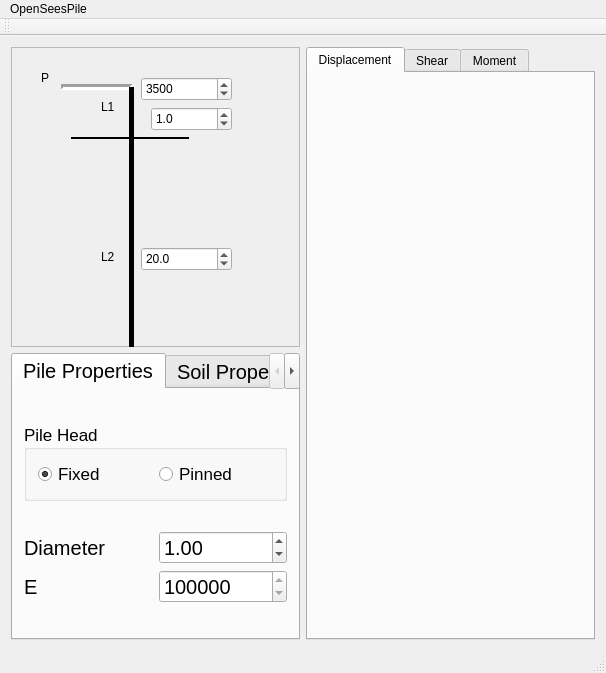
The window that mainwindow.ui (NHERI-SimCenter/PileGroupTool) describes before a commit, drawn with Qt 5.
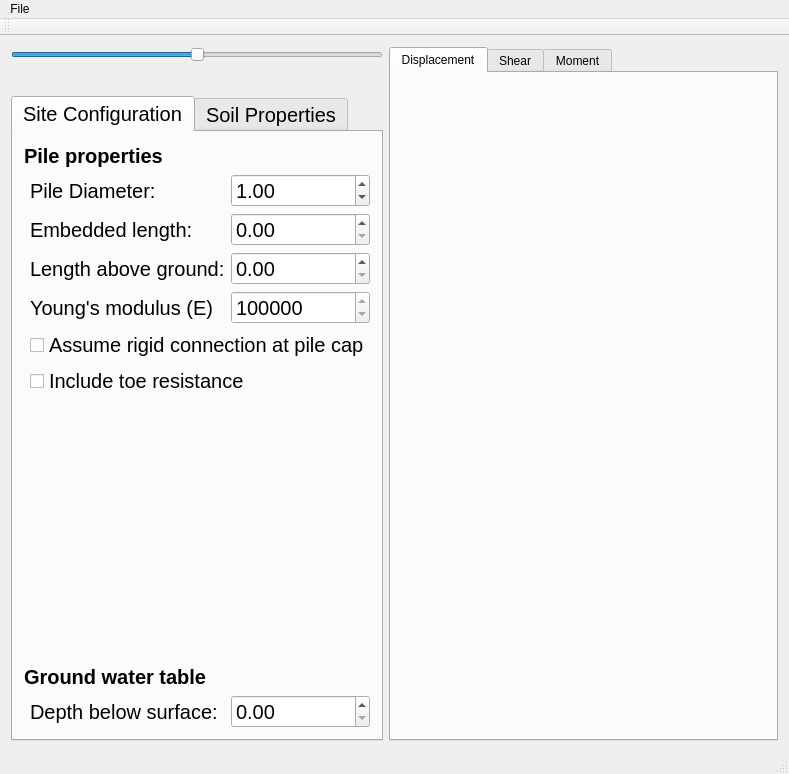
The same window after the commit. The open tabs and pages were chosen to show the change. Icons and pictures are not drawn. Custom widgets are drawn as their Qt base class.

Commit message: added figure, displacement slider, and configuration editor

What changed in the file:
```diff
--- a/mainwindow.ui
+++ b/mainwindow.ui
@@ -6,8 +6,8 @@
    <rect>
     <x>0</x>
     <y>0</y>
-    <width>606</width>
-    <height>637</height>
+    <width>789</width>
+    <height>774</height>
    </rect>
   </property>
   <property name="windowTitle">
@@ -17,173 +17,51 @@
    <layout class="QHBoxLayout" name="horizontalLayout_2">
     <item>
      <layout class="QVBoxLayout" name="verticalLayout_2">
+      <property name="spacing">
+       <number>10</number>
+      </property>
       <property name="sizeConstraint">
        <enum>QLayout::SetMinimumSize</enum>
       </property>
       <item>
-       <widget class="QFrame" name="frame">
-        <property name="minimumSize">
+       <widget class="QSlider" name="displacementSlider">
+        <property name="minimum">
+         <number>-10</number>
+        </property>
+        <property name="maximum">
+         <number>10</number>
+        </property>
+        <property name="orientation">
+         <enum>Qt::Horizontal</enum>
+        </property>
+       </widget>
+      </item>
+      <item>
+       <widget class="QLabel" name="schematic">
+        <property name="sizePolicy">
+         <sizepolicy hsizetype="Preferred" vsizetype="Preferred">
+          <horstretch>1</horstretch>
+          <verstretch>0</verstretch>
+         </sizepolicy>
+        </property>
+        <property name="maximumSize">
          <size>
-          <width>260</width>
-          <height>300</height>
+          <width>16777215</width>
+          <height>16777215</height>
          </size>
         </property>
-        <property name="frameShape">
-         <enum>QFrame::StyledPanel</enum>
+        <property name="text">
+         <string/>
         </property>
-        <property name="frameShadow">
-         <enum>QFrame::Raised</enum>
+        <property name="pixmap">
+         <pixmap resource="qtpileresources.qrc">:/images/PileSchematic@0,5x.png</pixmap>
         </property>
-        <widget class="QDoubleSpinBox" name="pValue">
-         <property name="geometry">
-          <rect>
-           <x>130</x>
-           <y>30</y>
-           <width>91</width>
-           <height>24</height>
-          </rect>
-         </property>
-         <property name="decimals">
-          <number>0</number>
-         </property>
-         <property name="maximum">
-          <double>10001.000000000000000</double>
-         </property>
-         <property name="value">
-          <double>3500.000000000000000</double>
-         </property>
-        </widget>
-        <widget class="QLabel" name="l1Label">
-         <property name="geometry">
-          <rect>
-           <x>90</x>
-           <y>50</y>
-           <width>21</width>
-           <height>19</height>
-          </rect>
-         </property>
-         <property name="text">
-          <string>L1</string>
-         </property>
-        </widget>
-        <widget class="Line" name="line_3">
-         <property name="geometry">
-          <rect>
-           <x>50</x>
-           <y>20</y>
-           <width>71</width>
-           <height>41</height>
-          </rect>
-         </property>
-         <property name="lineWidth">
-          <number>3</number>
-         </property>
-         <property name="orientation">
-          <enum>Qt::Horizontal</enum>
-         </property>
-        </widget>
-        <widget class="QDoubleSpinBox" name="l2Value">
-         <property name="geometry">
-          <rect>
-           <x>130</x>
-           <y>200</y>
-           <width>91</width>
-           <height>24</height>
-          </rect>
-         </property>
-         <property name="decimals">
-          <number>1</number>
-         </property>
-         <property name="minimum">
-          <double>1.000000000000000</double>
-         </property>
-         <property name="maximum">
-          <double>201.000000000000000</double>
-         </property>
-         <property name="value">
-          <double>20.000000000000000</double>
-         </property>
-        </widget>
-        <widget class="QDoubleSpinBox" name="l1Value">
-         <property name="geometry">
-          <rect>
-           <x>140</x>
-           <y>60</y>
-           <width>81</width>
-           <height>24</height>
-          </rect>
-         </property>
-         <property name="decimals">
-          <number>1</number>
-         </property>
-         <property name="value">
-          <double>1.000000000000000</double>
-         </property>
-        </widget>
-        <widget class="QLabel" name="l2Label">
-         <property name="geometry">
-          <rect>
-           <x>90</x>
-           <y>200</y>
-           <width>21</width>
-           <height>19</height>
-          </rect>
-         </property>
-         <property name="text">
-          <string>L2</string>
-         </property>
-        </widget>
-        <widget class="Line" name="line_2">
-         <property name="geometry">
-          <rect>
-           <x>110</x>
-           <y>40</y>
-           <width>20</width>
-           <height>271</height>
-          </rect>
-         </property>
-         <property name="frameShadow">
-          <enum>QFrame::Plain</enum>
-         </property>
-         <property name="lineWidth">
-          <number>5</number>
-         </property>
-         <property name="orientation">
-          <enum>Qt::Vertical</enum>
-         </property>
-        </widget>
-        <widget class="Line" name="line">
-         <property name="geometry">
-          <rect>
-           <x>60</x>
-           <y>90</y>
-           <width>118</width>
-           <height>3</height>
-          </rect>
-         </property>
-         <property name="frameShadow">
-          <enum>QFrame::Plain</enum>
-         </property>
-         <property name="lineWidth">
-          <number>2</number>
-         </property>
-         <property name="orientation">
-          <enum>Qt::Horizontal</enum>
-         </property>
-        </widget>
-        <widget class="QLabel" name="pLabel">
-         <property name="geometry">
-          <rect>
-           <x>30</x>
-           <y>20</y>
-           <width>16</width>
-           <height>21</height>
-          </rect>
-         </property>
-         <property name="text">
-          <string>P</string>
-         </property>
-        </widget>
+        <property name="scaledContents">
+         <bool>true</bool>
+        </property>
+        <property name="alignment">
+         <set>Qt::AlignCenter</set>
+        </property>
        </widget>
       </item>
       <item>
@@ -198,96 +76,139 @@
         </property>
         <widget class="QWidget" name="pileProperties">
          <attribute name="title">
-          <string>Pile Properties</string>
+          <string>Site Configuration</string>
          </attribute>
-         <layout class="QVBoxLayout" name="verticalLayout">
-          <item>
-           <widget class="QGroupBox" name="groupBox_2">
-            <property name="sizePolicy">
-             <sizepolicy hsizetype="Preferred" vsizetype="Fixed">
-              <horstretch>0</horstretch>
-              <verstretch>0</verstretch>
-             </sizepolicy>
+         <layout class="QGridLayout" name="gridLayout">
+          <item row="5" column="2">
+           <widget class="QDoubleSpinBox" name="Emodulus">
+            <property name="decimals">
+             <number>0</number>
             </property>
+            <property name="minimum">
+             <double>10000000.000000000000000</double>
+            </property>
+            <property name="maximum">
+             <double>100000000.000000000000000</double>
+            </property>
+            <property name="singleStep">
+             <double>100000.000000000000000</double>
+            </property>
+            <property name="value">
+             <double>25000000.000000000000000</double>
+            </property>
+           </widget>
+          </item>
+          <item row="9" column="0" colspan="2">
+           <widget class="QLabel" name="GWlabel">
+            <property name="minimumSize">
+             <size>
+              <width>0</width>
+              <height>20</height>
+             </size>
+            </property>
             <property name="font">
              <font>
-              <pointsize>13</pointsize>
-              <kerning>false</kerning>
+              <weight>75</weight>
+              <bold>true</bold>
              </font>
             </property>
-            <property name="title">
-             <string>Pile Head</string>
+            <property name="text">
+             <string>Ground water table</string>
             </property>
-            <layout class="QHBoxLayout" name="horizontalLayout">
-             <item>
-              <widget class="QRadioButton" name="fixedHead">
-               <property name="text">
-                <string>Fixed</string>
-               </property>
-               <property name="checked">
-                <bool>true</bool>
-               </property>
-              </widget>
-             </item>
-             <item>
-              <widget class="QRadioButton" name="pinnedHead">
-               <property name="text">
-                <string>Pinned</string>
-               </property>
-              </widget>
-             </item>
-            </layout>
+            <property name="alignment">
+             <set>Qt::AlignBottom|Qt::AlignLeading|Qt::AlignLeft</set>
+            </property>
            </widget>
           </item>
-          <item>
-           <layout class="QGridLayout" name="gridLayout">
-            <item row="0" column="0">
-             <widget class="QLabel" name="dLabel">
-              <property name="text">
-               <string>Diameter</string>
-              </property>
-             </widget>
-            </item>
-            <item row="0" column="1">
-             <widget class="QDoubleSpinBox" name="dValue">
-              <property name="minimum">
-               <double>0.010000000000000</double>
-              </property>
-              <property name="singleStep">
-               <double>0.010000000000000</double>
-              </property>
-              <property name="value">
-               <double>1.000000000000000</double>
-              </property>
-             </widget>
-            </item>
-            <item row="1" column="1">
-             <widget class="QDoubleSpinBox" name="eValue">
-              <property name="decimals">
-               <number>0</number>
-              </property>
-              <property name="minimum">
-               <double>10000000.000000000000000</double>
-              </property>
-              <property name="maximum">
-               <double>100000000.000000000000000</double>
-              </property>
-              <property name="singleStep">
-               <double>100000.000000000000000</double>
-              </property>
-              <property name="value">
-               <double>25000000.000000000000000</double>
-              </property>
-             </widget>
-            </item>
-            <item row="1" column="0">
-             <widget class="QLabel" name="eLabel">
-              <property name="text">
-               <string>E</string>
-              </property>
-             </widget>
-            </item>
-           </layout>
+          <item row="10" column="2">
+           <widget class="QDoubleSpinBox" name="groundWaterTable"/>
+          </item>
+          <item row="1" column="0" colspan="2">
+           <widget class="QLabel" name="pilePropertyLabel">
+            <property name="maximumSize">
+             <size>
+              <width>16777215</width>
+              <height>25</height>
+             </size>
+            </property>
+            <property name="font">
+             <font>
+              <weight>75</weight>
+              <bold>true</bold>
+             </font>
+            </property>
+            <property name="text">
+             <string>Pile properties</string>
+            </property>
+           </widget>
+          </item>
+          <item row="10" column="1">
+           <widget class="QLabel" name="gwtableLabel">
+            <property name="text">
+             <string>Depth below surface:</string>
+            </property>
+           </widget>
+          </item>
+          <item row="2" column="1">
+           <widget class="QLabel" name="diameterLabel">
+            <property name="text">
+             <string>Pile Diameter:</string>
+            </property>
+           </widget>
+          </item>
+          <item row="7" column="1" colspan="2">
+           <widget class="QCheckBox" name="chkBox_include_toe_resistance">
+            <property name="text">
+             <string>Include toe resistance</string>
+            </property>
+           </widget>
+          </item>
+          <item row="3" column="2">
+           <widget class="QDoubleSpinBox" name="embeddedLength"/>
+          </item>
+          <item row="3" column="1">
+           <widget class="QLabel" name="lengthLabel">
+            <property name="text">
+             <string>Embedded length:</string>
+            </property>
+           </widget>
+          </item>
+          <item row="4" column="2">
+           <widget class="QDoubleSpinBox" name="freeLength"/>
+          </item>
+          <item row="5" column="1">
+           <widget class="QLabel" name="emodulusLabel">
+            <property name="text">
+             <string>Young's modulus (E)</string>
+            </property>
+           </widget>
+          </item>
+          <item row="2" column="2">
+           <widget class="QDoubleSpinBox" name="pileDiameter">
+            <property name="minimum">
+             <double>0.010000000000000</double>
+            </property>
+            <property name="singleStep">
+             <double>0.010000000000000</double>
+            </property>
+            <property name="value">
+             <double>1.000000000000000</double>
+            </property>
+           </widget>
+          </item>
+          <item row="4" column="1">
+           <widget class="QLabel" name="freeLengthLabel">
+            <property name="text">
+             <string>Length above ground:</string>
+            </property>
+           </widget>
+          </item>
+          <item row="6" column="1" colspan="2">
+           <widget class="QCheckBox" name="chkBox_assume_rigid_cap">
+            <property name="text">
+             <string>Assume rigid connection at pile cap</string>
+            </property>
+           </widget>
           </item>
          </layout>
         </widget>
@@ -430,6 +351,12 @@
     </item>
     <item>
      <widget class="QTabWidget" name="tabWidget">
+      <property name="sizePolicy">
+       <sizepolicy hsizetype="Expanding" vsizetype="Expanding">
+        <horstretch>3</horstretch>
+        <verstretch>0</verstretch>
+       </sizepolicy>
+      </property>
       <property name="currentIndex">
        <number>0</number>
       </property>
@@ -472,13 +399,13 @@
     <rect>
      <x>0</x>
      <y>0</y>
-     <width>606</width>
+     <width>789</width>
      <height>22</height>
     </rect>
    </property>
    <widget class="QMenu" name="menuOpenSeesPile">
     <property name="title">
-     <string>OpenSeesPile</string>
+     <string>File</string>
     </property>
     <addaction name="actionNew"/>
     <addaction name="actionSave"/>
```
Left out of the diff: 20 changed lines with no effect on the pictures. The commit also changes 8 other files.
